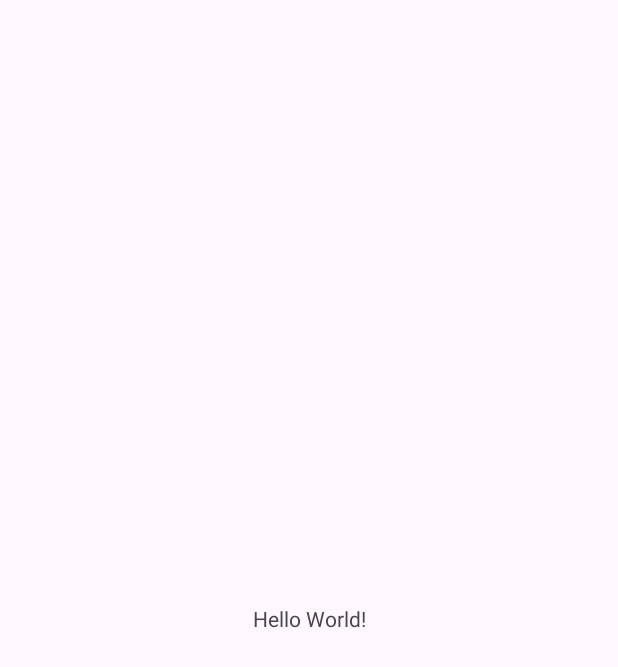
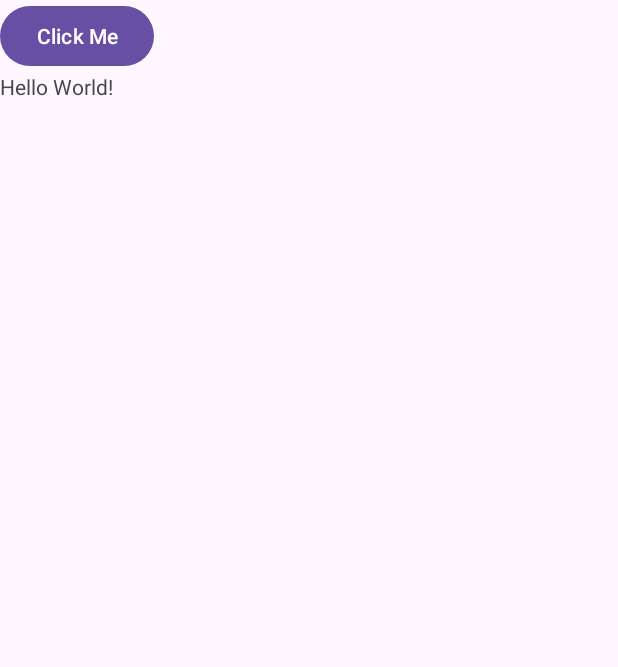
Before and after one commit to Bekzod-Rakhmonov/Lab_1, an Android app: the screen it shows after launch (MainActivity), on a phone screen of 412 x 824 dp. Before the commit the part shown is almost empty. Shown: the top 667 px of the screen. Run offline under Robolectric (Android 15) with nearby library versions, the phone set to English and light mode, and no system bars.

Commit message:
Button click event and TextView update

```diff
--- a/app/src/main/java/com/example/lab_1/MainActivity.kt
+++ b/app/src/main/java/com/example/lab_1/MainActivity.kt
@@ -2,6 +2,8 @@ package com.example.lab_1
 
 import android.os.Bundle
 import androidx.activity.enableEdgeToEdge
+import android.widget.Button
+import android.widget.TextView
 import androidx.appcompat.app.AppCompatActivity
 import androidx.core.view.ViewCompat
 import androidx.core.view.WindowInsetsCompat
@@ -11,6 +13,15 @@ class MainActivity : AppCompatActivity() {
         super.onCreate(savedInstanceState)
         enableEdgeToEdge()
         setContentView(R.layout.activity_main)
+
+        val button = findViewById<Button>(R.id.button)
+        val textView = findViewById<TextView>(R.id.textView)
+
+        // Set click listener on the Button to update the TextView
+        button.setOnClickListener {
+            textView.text = "Button clicked!"
+        }
+
         ViewCompat.setOnApplyWindowInsetsListener(findViewById(R.id.main)) { v, insets ->
             val systemBars = insets.getInsets(WindowInsetsCompat.Type.systemBars())
             v.setPadding(systemBars.left, systemBars.top, systemBars.right, systemBars.bottom)
--- a/app/src/main/res/layout/activity_main.xml
+++ b/app/src/main/res/layout/activity_main.xml
@@ -7,13 +7,21 @@
     android:layout_height="match_parent"
     tools:context=".MainActivity">
 
+
+    <Button
+        android:id="@+id/button"
+        android:layout_width="wrap_content"
+        android:layout_height="wrap_content"
+        android:text="Click Me"
+        app:layout_constraintTop_toTopOf="parent"
+        app:layout_constraintStart_toStartOf="parent" />
+
     <TextView
+        android:id="@+id/textView"
         android:layout_width="wrap_content"
         android:layout_height="wrap_content"
         android:text="Hello World!"
-        app:layout_constraintBottom_toBottomOf="parent"
-        app:layout_constraintEnd_toEndOf="parent"
-        app:layout_constraintStart_toStartOf="parent"
-        app:layout_constraintTop_toTopOf="parent" />
+        app:layout_constraintTop_toBottomOf="@+id/button"
+        app:layout_constraintStart_toStartOf="parent" />
 
 </androidx.constraintlayout.widget.ConstraintLayout>
```
